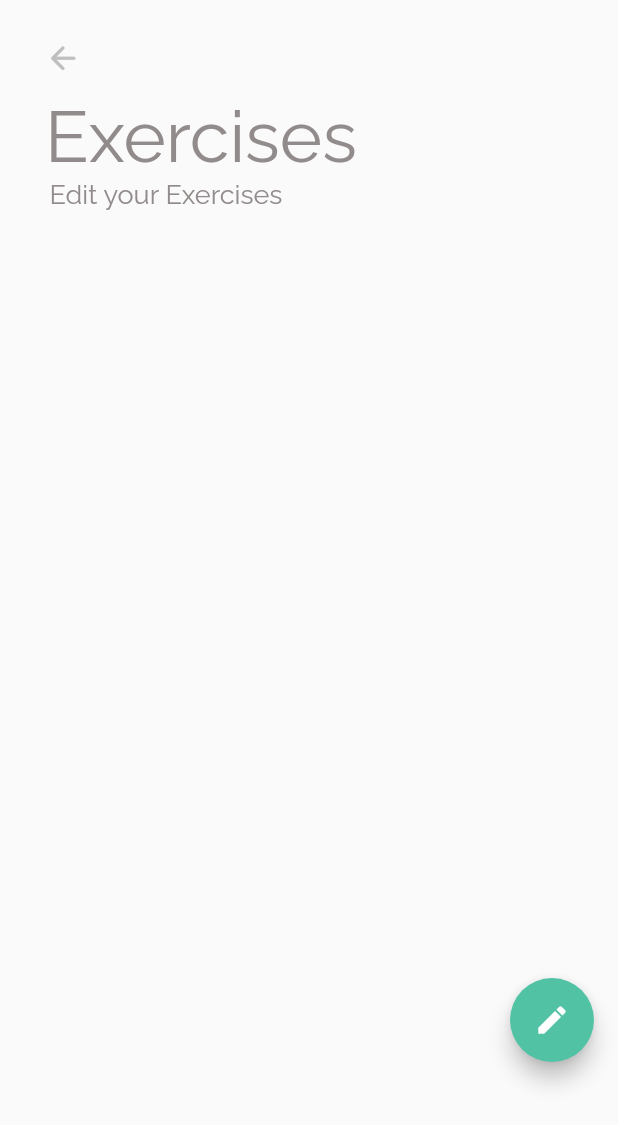
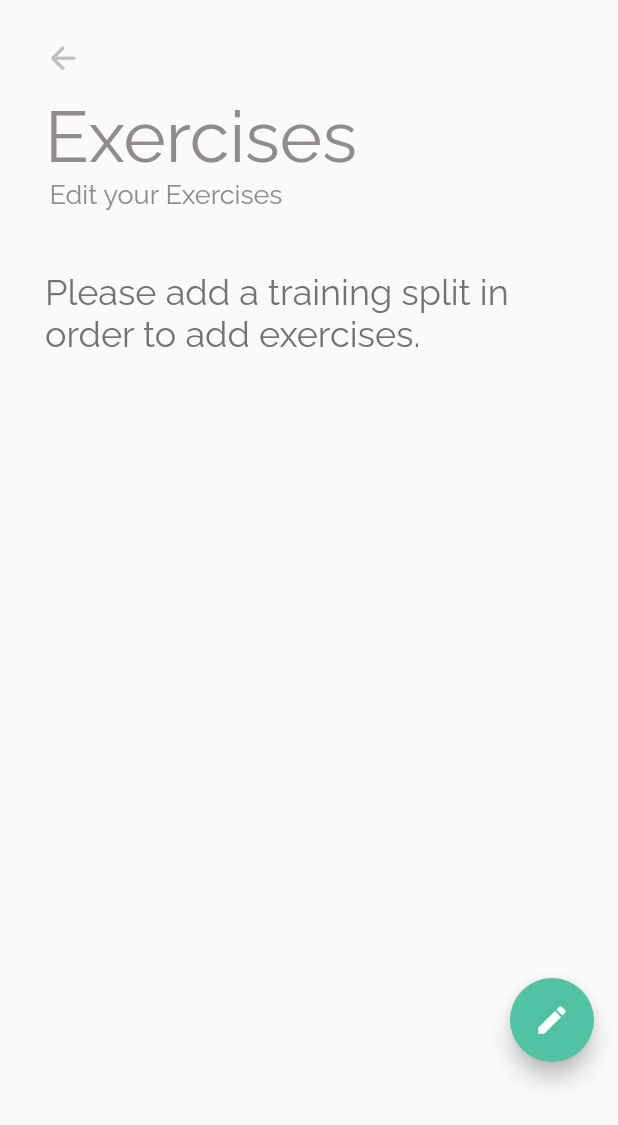
Before and after one commit to grossamos/weight_track_app, a Flutter app: the SettingsExerciseEdit screen opened directly, on a phone screen of 412 x 824 dp. Shown: the top 1125 px of the screen. Run offline on Flutter 3.47's test engine with Material 2 defaults, Android fonts, the phone set to English and light mode, and no system bars; our stand-ins replace flutter_bloc, flutter_svg, fluttertoast, shared_preferences, sqflite; accounts and stored records are empty.

Commit message:
minor bug fixes

```diff
--- a/lib/components/settings_page/settings_exercise_edit.dart
+++ b/lib/components/settings_page/settings_exercise_edit.dart
@@ -4,6 +4,7 @@ import 'package:weight_track_app/components/settings_page/settings_edit_chip.dar
 import 'package:weight_track_app/components/settings_page/settings_edit_fab.dart';
 import 'package:weight_track_app/components/settings_page/settings_exercise_edit_state.dart';
 import 'package:weight_track_app/components/settings_page/settings_title.dart';
+import 'package:weight_track_app/components/shared/info_text.dart';
 import 'package:weight_track_app/logic/storage/database_unfiltered_data.dart';
 import 'package:weight_track_app/models/day_of_split.dart';
 import 'package:weight_track_app/models/exercise.dart';
@@ -27,6 +28,10 @@ class SettingsExerciseEdit extends StatelessWidget {
                         future: DatabaseDataUnfiltered.getEmptyDaysOfSplit(),
                         builder: (BuildContext daysContext, AsyncSnapshot<List<DayOfSplit>> daysSnapshot) {
                           if (daysSnapshot.data == null) return Container();
+                          if (daysSnapshot.data.isEmpty) return Padding(
+                            padding: const EdgeInsets.only(top: 40),
+                            child: InfoText('Please add a training split in order to add exercises.', noCenter: true,),
+                          );
                           return Column(
                             crossAxisAlignment: CrossAxisAlignment.start,
                             children: List.generate(daysSnapshot.data.length,
--- a/lib/components/settings_page/settings_exercise_edit_state.dart
+++ b/lib/components/settings_page/settings_exercise_edit_state.dart
@@ -42,6 +42,7 @@ class SettingsAddStateSingleton {
   static void saveStateDay() {
     if (name != '') {
       DatabaseDataUnfiltered.addDayOfSplit(new DayOfSplit(name: name));
+      name = '';
     }
   }
 }
--- a/lib/components/shared/info_text.dart
+++ b/lib/components/shared/info_text.dart
@@ -2,8 +2,9 @@ import 'package:flutter/widgets.dart';
 
 class InfoText extends StatelessWidget {
   final String text;
+  final bool noCenter;
 
-  InfoText(this.text);
+  InfoText(this.text, {this.noCenter = false});
 
   @override
   Widget build(BuildContext context) {
@@ -11,7 +12,7 @@ class InfoText extends StatelessWidget {
       fontFamily: 'Raleway',
       fontSize: 24,
       color: Color(0xff737373),
-    ), textAlign: TextAlign.center,
+    ), textAlign: noCenter? TextAlign.start : TextAlign.center,
     );
   }
 }
```
